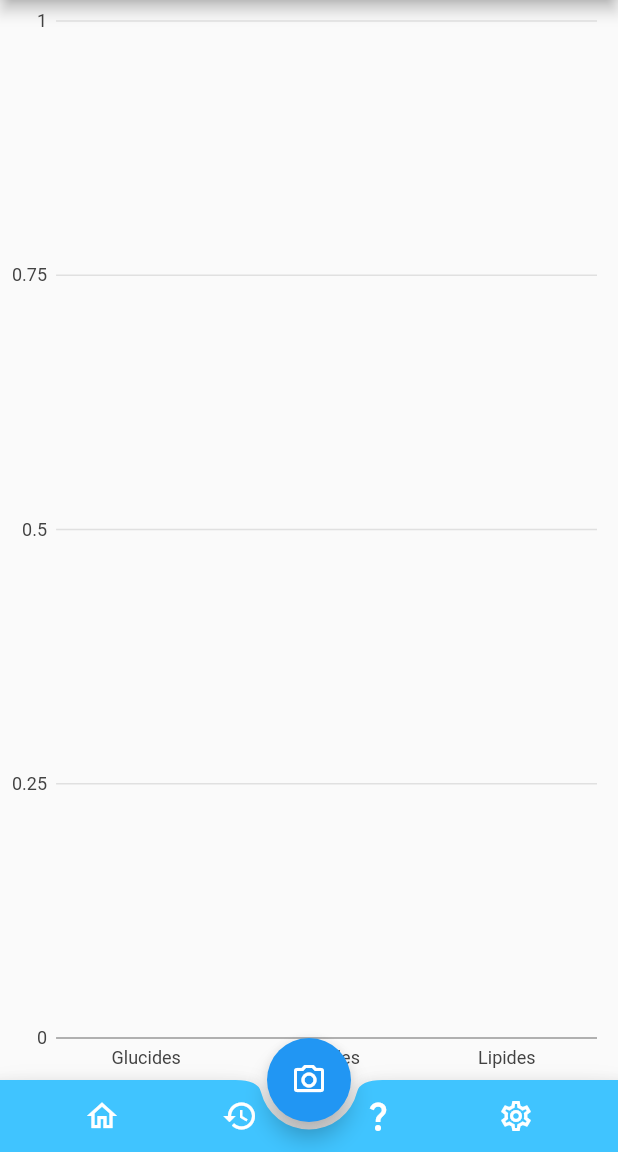
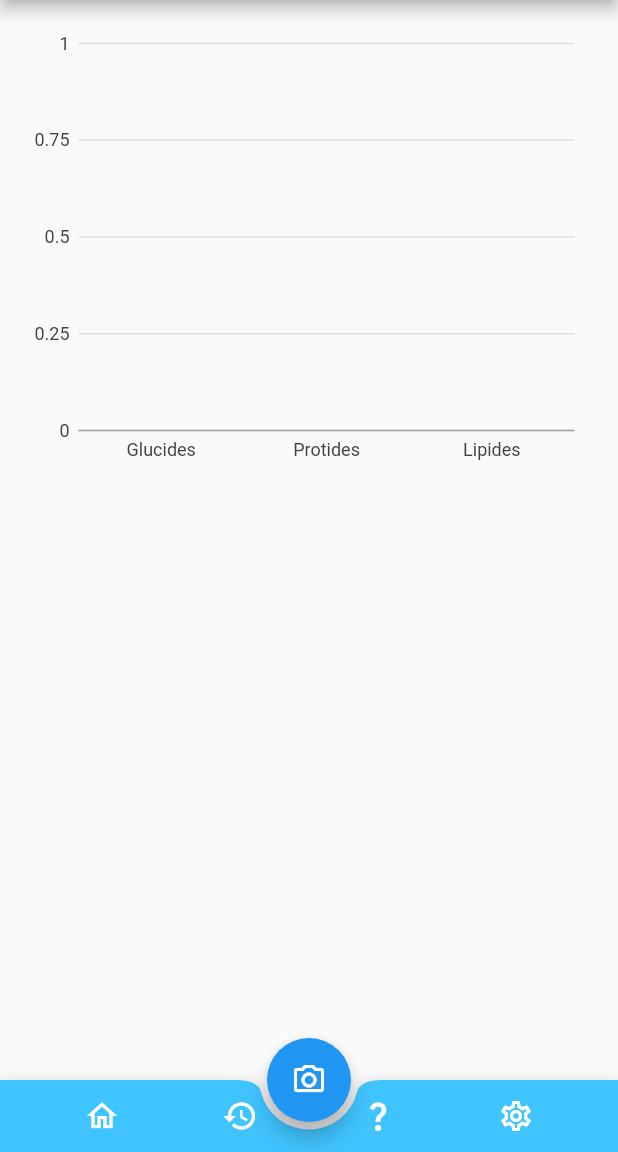
Before and after one commit to aspirio187/flutter_fitness, a Flutter app: the screen it shows after launch, on a phone screen of 412 x 824 dp, the part 84-1236 px from its top. Run offline on Flutter 3.47's test engine with Material 2 defaults, Android fonts, the phone set to English and light mode, and no system bars; our stand-ins replace charts_flutter, sqflite; missing offline and left inert: flutter_barcode_scanner, openfoodfacts; accounts and stored records are empty.

```diff
--- a/lib/main.dart
+++ b/lib/main.dart
@@ -1,5 +1,4 @@
 import 'package:flutter/material.dart';
-import 'package:flutter_fitness/sql_helper.dart';
 import 'package:flutter_fitness/uis/home_screen.dart';
 
 void main() {
--- a/lib/uis/home_page.dart
+++ b/lib/uis/home_page.dart
@@ -22,7 +22,10 @@ class _HomePageState extends State<HomePage> {
 
   @override
   Widget build(BuildContext context) {
-    return _generateNutrimentsChart();
+    return SingleChildScrollView(
+      padding: const EdgeInsets.all(15),
+      child: _generateNutrimentsChart(),
+    );
   }
 
   FutureBuilder<List<Series<NutrimentConsommation, String>>>
```
